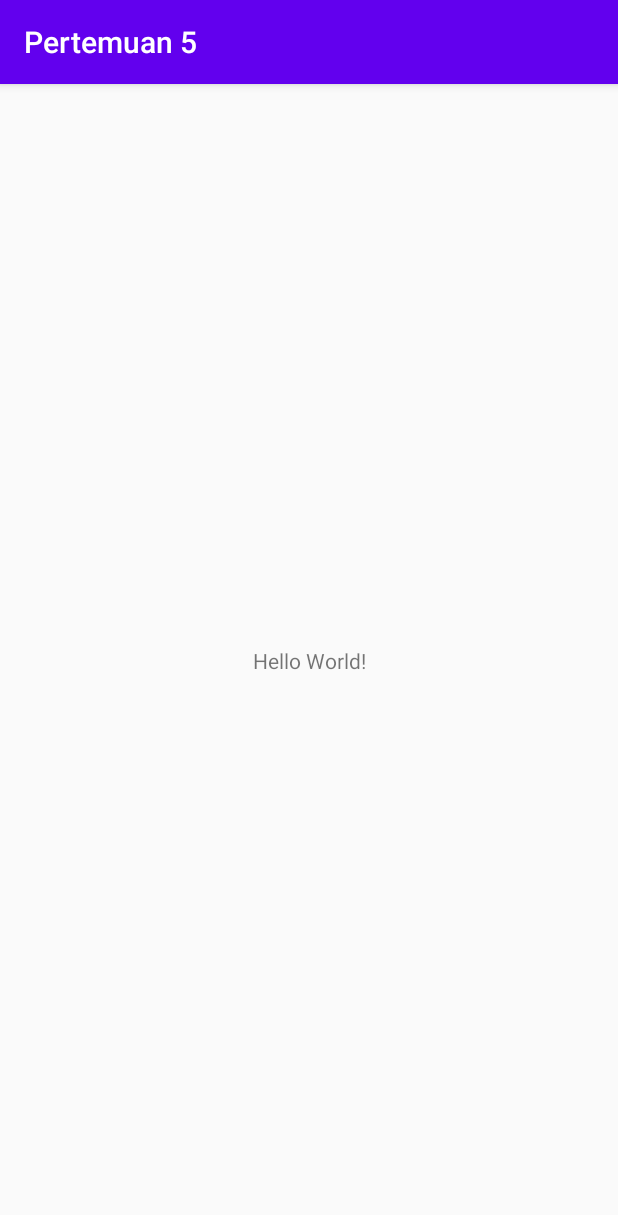
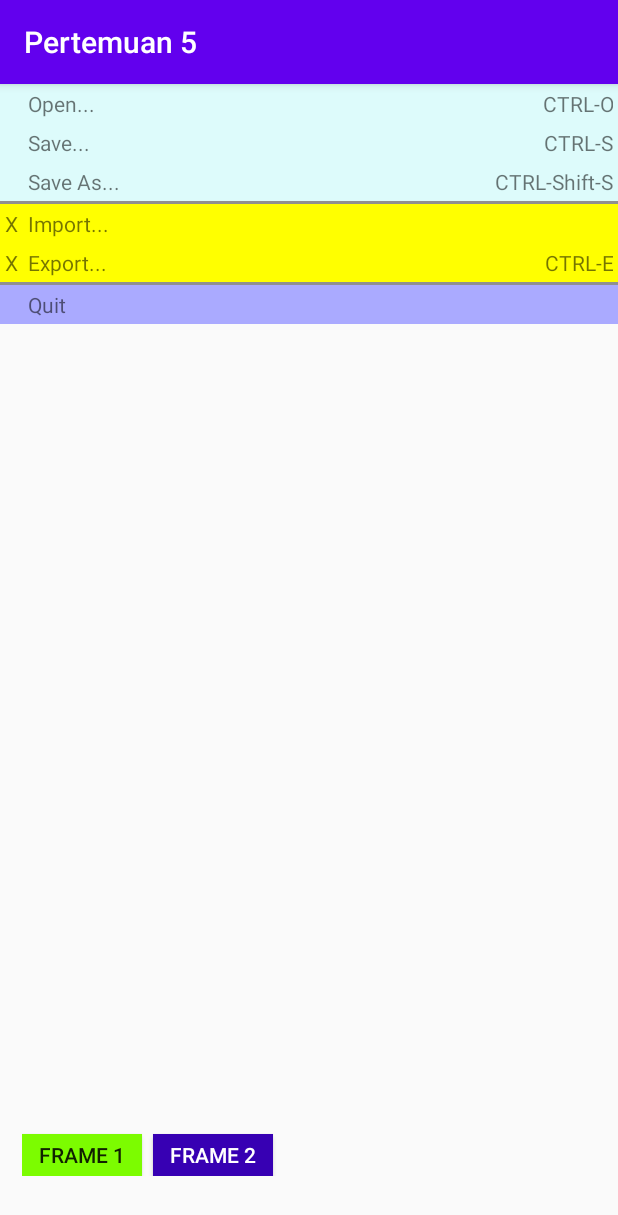
Before and after one commit to syihab-web/Pwpb, an Android app: the screen it shows after launch (MainActivity), on a phone screen of 412 x 824 dp. Shown: the top 1215 px of the screen. Run offline under Robolectric (Android 15) with nearby library versions, the phone set to English and light mode, and no system bars.

Commit message:
Pertemuan ke 5

```diff
--- a/Pertemuan5/app/src/main/AndroidManifest.xml
+++ b/Pertemuan5/app/src/main/AndroidManifest.xml
@@ -9,6 +9,8 @@
         android:roundIcon="@mipmap/ic_launcher_round"
         android:supportsRtl="true"
         android:theme="@style/AppTheme">
+        <activity android:name=".FrameLayout2"></activity>
+        <activity android:name=".Framelayout" />
         <activity android:name=".MainActivity">
             <intent-filter>
                 <action android:name="android.intent.action.MAIN" />
--- a/Pertemuan5/app/src/main/java/com/example/pertemuan5/MainActivity.java
+++ b/Pertemuan5/app/src/main/java/com/example/pertemuan5/MainActivity.java
@@ -2,7 +2,10 @@ package com.example.pertemuan5;
 
 import androidx.appcompat.app.AppCompatActivity;
 
+import android.content.Intent;
 import android.os.Bundle;
+import android.view.View;
+import android.widget.Button;
 
 public class MainActivity extends AppCompatActivity {
 
@@ -10,5 +13,34 @@ public class MainActivity extends AppCompatActivity {
     protected void onCreate(Bundle savedInstanceState) {
         super.onCreate(savedInstanceState);
         setContentView(R.layout.activity_main);
+        Button next, next2;
+        next = (Button) findViewById(R.id.next);
+        next2 = (Button) findViewById(R.id.next2);
+
+
+        next.setOnClickListener(new View.OnClickListener() {
+            @Override
+            public void onClick(View view) {
+               Framelayout();
+            }
+        });
+
+        next2.setOnClickListener(new View.OnClickListener() {
+            @Override
+            public void onClick(View view) {
+                Framelayout2();
+            }
+        });
+    }
+
+
+    //Method Pindah Halaman
+    public void Framelayout(){
+        Intent next = new Intent(this, Framelayout.class);
+        startActivity(next);
+    }
+    public void Framelayout2(){
+        Intent next2 = new Intent(this, FrameLayout2.class);
+        startActivity(next2);
     }
 }
--- a/Pertemuan5/app/src/main/res/layout/activity_main.xml
+++ b/Pertemuan5/app/src/main/res/layout/activity_main.xml
@@ -1,18 +1,111 @@
 <?xml version="1.0" encoding="utf-8"?>
-<androidx.constraintlayout.widget.ConstraintLayout xmlns:android="http://schemas.android.com/apk/res/android"
+<TableLayout xmlns:android="http://schemas.android.com/apk/res/android"
     xmlns:app="http://schemas.android.com/apk/res-auto"
     xmlns:tools="http://schemas.android.com/tools"
     android:layout_width="match_parent"
     android:layout_height="match_parent"
+    android:stretchColumns="1"
     tools:context=".MainActivity">
 
-    <TextView
-        android:layout_width="wrap_content"
-        android:layout_height="wrap_content"
-        android:text="Hello World!"
-        app:layout_constraintBottom_toBottomOf="parent"
-        app:layout_constraintLeft_toLeftOf="parent"
-        app:layout_constraintRight_toRightOf="parent"
-        app:layout_constraintTop_toTopOf="parent" />
+    <TableRow
+        android:background="#22ff">
+        <TextView
+            android:layout_column="1"
+            android:text="Open..."
+            android:padding="3dip"/>
+        <TextView
+            android:text="CTRL-O"
+            android:gravity="right"
+            android:padding="3dip"/>
+    </TableRow>
 
-</androidx.constraintlayout.widget.ConstraintLayout>
+    <TableRow android:background="#22ff">
+        <TextView
+            android:layout_column="1"
+            android:text="Save..."
+            android:padding="3dip"/>
+        <TextView
+            android:text="CTRL-S"
+            android:layout_gravity="right"
+            android:padding="3dip"/>
+    </TableRow>
+
+    <TableRow android:background="#22ff">
+        <TextView
+            android:layout_column="1"
+            android:text="Save As..."
+            android:padding="3dip"/>
+        <TextView
+            android:text="CTRL-Shift-S"
+            android:layout_gravity="right"
+            android:padding="3dip"/>
+    </TableRow>
+
+    <View
+        android:layout_height="2dip"
+        android:background="#FF909090"/>
+
+    <TableRow android:background="#ffff00">
+        <TextView
+            android:text="X"
+            android:padding="3dip"/>
+        <TextView
+            android:text="Import..."
+            android:padding="3dip"/>
+    </TableRow>
+
+    <TableRow android:background="#ffff00">
+        <TextView
+            android:text="X"
+            android:padding="3dip"/>
+        <TextView
+            android:text="Export..."
+            android:padding="3dip"/>
+        <TextView
+            android:text="CTRL-E"
+            android:gravity="right"
+            android:padding="3dip"/>
+    </TableRow>
+
+    <View
+        android:layout_height="2dip"
+        android:background="#FF909090"/>
+
+    <TableRow android:background="#aaf">
+        <TextView
+            android:layout_column="1"
+            android:text="Quit"
+            android:padding="3dip"/>
+    </TableRow>
+
+    <LinearLayout
+        android:gravity="bottom"
+        android:layout_width="match_parent"
+        android:layout_height="match_parent"
+        android:layout_gravity="center"
+        android:layout_marginBottom="40dp"
+        android:layout_marginLeft="10dp"
+        android:orientation="horizontal">
+
+        <Button
+            android:id="@+id/next"
+            android:layout_width="80dp"
+            android:layout_height="28dp"
+            android:background="#7CFC00"
+            android:text="Frame 1"
+            tools:layout_editor_absoluteX="31dp"
+            android:layout_marginRight="5dp"
+            tools:layout_editor_absoluteY="493dp" />
+
+        <Button
+            android:id="@+id/next2"
+            android:layout_height="28dp"
+            android:layout_width="80dp"
+            android:background="@color/colorPrimaryDark"
+            android:text="Frame 2"
+            android:textColor="#fff"
+            android:layout_marginLeft="2dp"
+            tools:layout_editor_absoluteX="125dp"
+            tools:layout_editor_absoluteY="493dp" />
+    </LinearLayout>
+</TableLayout>
```
Also changed, not shown: Pertemuan5/app/src/main/java/com/example/pertemuan5/FrameLayout2.java (added, +14 -0 lines), Pertemuan5/app/src/main/java/com/example/pertemuan5/Framelayout.java (added, +14 -0 lines), Pertemuan5/app/src/main/res/layout/activity_frame_layout2.xml (added, +23 -0 lines), Pertemuan5/app/src/main/res/layout/activity_framelayout.xml (added, +30 -0 lines).
